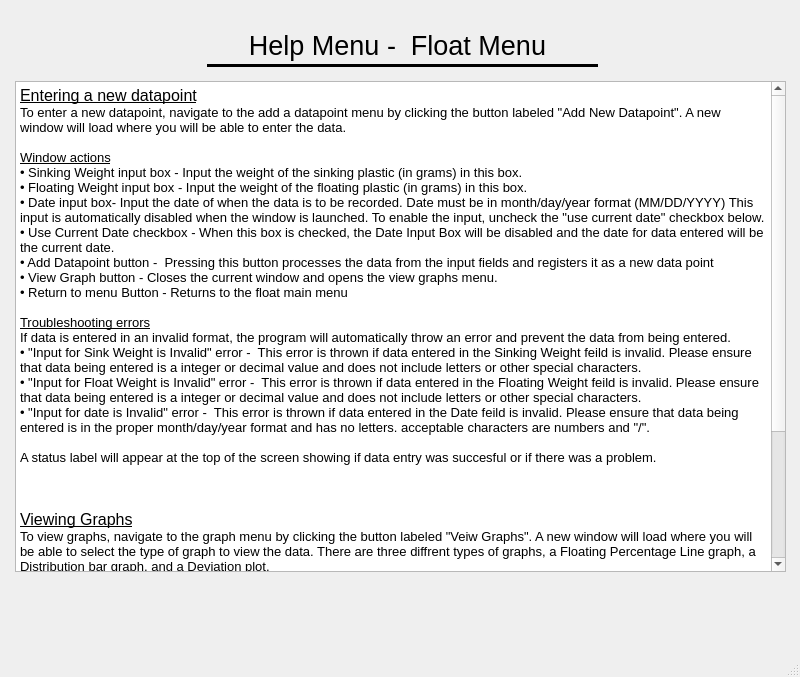
Qt form floatHelp.ui (lulamae12/IAProject) before a commit.
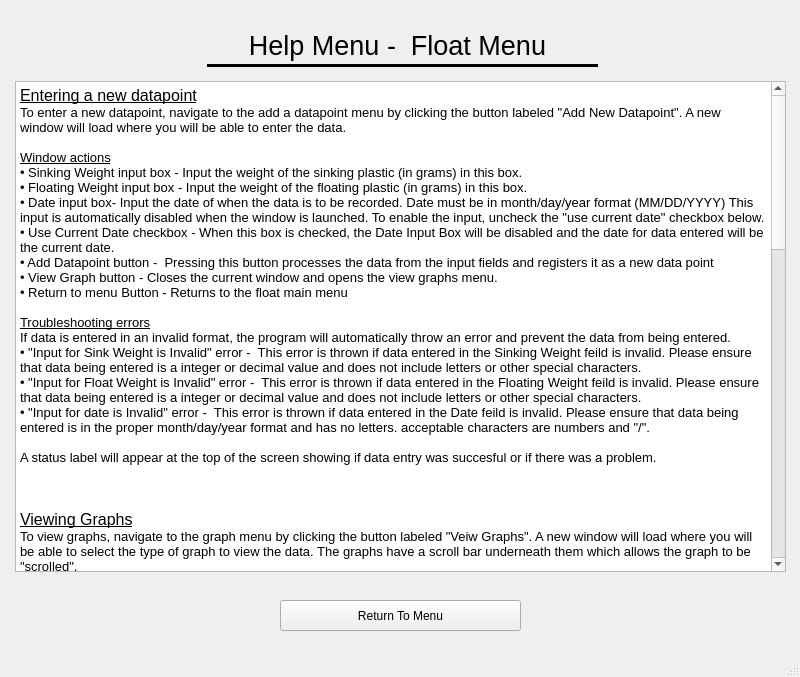
The same form after that commit.

Commit message: created help menu for floating

Patch:
```diff
--- a/floatHelp.ui
+++ b/floatHelp.ui
@@ -91,11 +91,87 @@
 &lt;p style=&quot; margin-top:0px; margin-bottom:0px; margin-left:0px; margin-right:0px; -qt-block-indent:0; text-indent:0px;&quot;&gt;&lt;span style=&quot; font-size:10pt;&quot;&gt; &lt;/span&gt;&lt;/p&gt;
 &lt;p style=&quot;-qt-paragraph-type:empty; margin-top:0px; margin-bottom:0px; margin-left:0px; margin-right:0px; -qt-block-indent:0; text-indent:0px; font-size:10pt;&quot;&gt;&lt;br /&gt;&lt;/p&gt;
 &lt;p style=&quot; margin-top:0px; margin-bottom:0px; margin-left:0px; margin-right:0px; -qt-block-indent:0; text-indent:0px;&quot;&gt;&lt;span style=&quot; font-size:12pt; text-decoration: underline;&quot;&gt;Viewing Graphs&lt;/span&gt;&lt;/p&gt;
-&lt;p style=&quot; margin-top:0px; margin-bottom:0px; margin-left:0px; margin-right:0px; -qt-block-indent:0; text-indent:0px;&quot;&gt;&lt;span style=&quot; font-size:10pt;&quot;&gt;To view graphs, navigate to the graph menu by clicking the button labeled &amp;quot;Veiw Graphs&amp;quot;. A new window will load where you will be able to select the type of graph to view the data. There are three diffrent types of graphs, a Floating Percentage Line graph, a Distribution bar graph, and a Deviation plot.&lt;/span&gt;&lt;/p&gt;
+&lt;p style=&quot; margin-top:0px; margin-bottom:0px; margin-left:0px; margin-right:0px; -qt-block-indent:0; text-indent:0px;&quot;&gt;&lt;span style=&quot; font-size:10pt;&quot;&gt;To view graphs, navigate to the graph menu by clicking the button labeled &amp;quot;Veiw Graphs&amp;quot;. A new window will load where you will be able to select the type of graph to view the data. The graphs have a scroll bar underneath them which allows the graph to be &amp;quot;scrolled&amp;quot;.&lt;/span&gt;&lt;/p&gt;
 &lt;p style=&quot;-qt-paragraph-type:empty; margin-top:0px; margin-bottom:0px; margin-left:0px; margin-right:0px; -qt-block-indent:0; text-indent:0px; font-size:10pt;&quot;&gt;&lt;br /&gt;&lt;/p&gt;
-&lt;p style=&quot; margin-top:0px; margin-bottom:0px; margin-left:0px; margin-right:0px; -qt-block-indent:0; text-indent:0px;&quot;&gt;&lt;span style=&quot; font-size:10pt; text-decoration: underline;&quot;&gt;Floating Percentage Line Graph&lt;/span&gt;&lt;/p&gt;
-&lt;p style=&quot;-qt-paragraph-type:empty; margin-top:0px; margin-bottom:0px; margin-left:0px; margin-right:0px; -qt-block-indent:0; text-indent:0px; font-size:10pt; text-decoration: underline;&quot;&gt;&lt;br /&gt;&lt;/p&gt;
-&lt;p style=&quot;-qt-paragraph-type:empty; margin-top:0px; margin-bottom:0px; margin-left:0px; margin-right:0px; -qt-block-indent:0; text-indent:0px; font-size:10pt; text-decoration: underline;&quot;&gt;&lt;br /&gt;&lt;/p&gt;
+&lt;p style=&quot; margin-top:0px; margin-bottom:0px; margin-left:0px; margin-right:0px; -qt-block-indent:0; text-indent:0px;&quot;&gt;&lt;span style=&quot; font-size:10pt;&quot;&gt;There are three diffrent types of graphs, a Floating Percentage Line graph, a Distribution bar graph, and a Deviation plot.&lt;/span&gt;&lt;/p&gt;
+&lt;p style=&quot;-qt-paragraph-type:empty; margin-top:0px; margin-bottom:0px; margin-left:0px; margin-right:0px; -qt-block-indent:0; text-indent:0px; font-size:10pt;&quot;&gt;&lt;br /&gt;&lt;/p&gt;
+&lt;p style=&quot;-qt-paragraph-type:empty; margin-top:0px; margin-bottom:0px; margin-left:0px; margin-right:0px; -qt-block-indent:0; text-indent:0px; font-size:10pt;&quot;&gt;&lt;br /&gt;&lt;/p&gt;
+&lt;p style=&quot;-qt-paragraph-type:empty; margin-top:0px; margin-bottom:0px; margin-left:0px; margin-right:0px; -qt-block-indent:0; text-indent:0px; font-size:10pt;&quot;&gt;&lt;br /&gt;&lt;/p&gt;
+&lt;p style=&quot;-qt-paragraph-type:empty; margin-top:0px; margin-bottom:0px; margin-left:0px; margin-right:0px; -qt-block-indent:0; text-indent:0px; font-size:10pt;&quot;&gt;&lt;br /&gt;&lt;/p&gt;
+&lt;p style=&quot; margin-top:0px; margin-bottom:0px; margin-left:0px; margin-right:0px; -qt-block-indent:0; text-indent:0px;&quot;&gt;&lt;span style=&quot; font-size:12pt; text-decoration: underline;&quot;&gt;Viewing and Removing Data&lt;/span&gt;&lt;/p&gt;
+&lt;p style=&quot; margin-top:0px; margin-bottom:0px; margin-left:0px; margin-right:0px; -qt-block-indent:0; text-indent:0px;&quot;&gt;&lt;span style=&quot; font-size:10pt;&quot;&gt;To view a list of datapoints, or to remove a specific point, click the button labeled: &amp;quot;View and Edit Datapoints&amp;quot; from the main menu.&lt;/span&gt;&lt;/p&gt;
+&lt;p style=&quot;-qt-paragraph-type:empty; margin-top:0px; margin-bottom:0px; margin-left:0px; margin-right:0px; -qt-block-indent:0; text-indent:0px; font-size:10pt;&quot;&gt;&lt;br /&gt;&lt;/p&gt;
+&lt;p style=&quot; margin-top:0px; margin-bottom:0px; margin-left:0px; margin-right:0px; -qt-block-indent:0; text-indent:0px;&quot;&gt;&lt;span style=&quot; font-size:10pt; text-decoration: underline;&quot;&gt;Window actions&lt;/span&gt;&lt;/p&gt;
+&lt;p style=&quot; margin-top:0px; margin-bottom:0px; margin-left:0px; margin-right:0px; -qt-block-indent:0; text-indent:0px;&quot;&gt;&lt;span style=&quot; font-size:10pt;&quot;&gt;• Remove Selected Entry button - Begins the removal process.&lt;/span&gt;&lt;/p&gt;
+&lt;p style=&quot; margin-top:0px; margin-bottom:0px; margin-left:0px; margin-right:0px; -qt-block-indent:0; text-indent:0px;&quot;&gt;&lt;span style=&quot; font-size:10pt;&quot;&gt;• Return To Menu button - Returns user to the float menu.&lt;/span&gt;&lt;/p&gt;
+&lt;p style=&quot;-qt-paragraph-type:empty; margin-top:0px; margin-bottom:0px; margin-left:0px; margin-right:0px; -qt-block-indent:0; text-indent:0px; font-size:10pt;&quot;&gt;&lt;br /&gt;&lt;/p&gt;
+&lt;p style=&quot;-qt-paragraph-type:empty; margin-top:0px; margin-bottom:0px; margin-left:0px; margin-right:0px; -qt-block-indent:0; text-indent:0px; font-size:10pt;&quot;&gt;&lt;br /&gt;&lt;/p&gt;
+&lt;p style=&quot; margin-top:0px; margin-bottom:0px; margin-left:0px; margin-right:0px; -qt-block-indent:0; text-indent:0px;&quot;&gt;&lt;span style=&quot; font-size:10pt; text-decoration: underline;&quot;&gt;Removing Specific Datapoints&lt;/span&gt;&lt;/p&gt;
+&lt;p style=&quot; margin-top:0px; margin-bottom:0px; margin-left:0px; margin-right:0px; -qt-block-indent:0; text-indent:0px;&quot;&gt;&lt;span style=&quot; font-size:10pt;&quot;&gt;To remove a specific datapoint, follow these instructions.&lt;/span&gt;&lt;/p&gt;
+&lt;p style=&quot; margin-top:0px; margin-bottom:0px; margin-left:0px; margin-right:0px; -qt-block-indent:0; text-indent:0px;&quot;&gt;&lt;span style=&quot; font-size:10pt;&quot;&gt;1. Select the datapoint from the list by clicking on it so that it is highlighted.&lt;/span&gt;&lt;/p&gt;
+&lt;p style=&quot; margin-top:0px; margin-bottom:0px; margin-left:0px; margin-right:0px; -qt-block-indent:0; text-indent:0px;&quot;&gt;&lt;span style=&quot; font-size:10pt;&quot;&gt;2. Click the button labeled &amp;quot;Remoce Selected Entry&amp;quot;&lt;/span&gt;&lt;/p&gt;
+&lt;p style=&quot; margin-top:0px; margin-bottom:0px; margin-left:0px; margin-right:0px; -qt-block-indent:0; text-indent:0px;&quot;&gt;&lt;span style=&quot; font-size:10pt;&quot;&gt;3. Confirm by clicking the &amp;quot;Yes&amp;quot; button&lt;/span&gt;&lt;/p&gt;
+&lt;p style=&quot;-qt-paragraph-type:empty; margin-top:0px; margin-bottom:0px; margin-left:0px; margin-right:0px; -qt-block-indent:0; text-indent:0px; font-size:10pt;&quot;&gt;&lt;br /&gt;&lt;/p&gt;
+&lt;p style=&quot; margin-top:0px; margin-bottom:0px; margin-left:0px; margin-right:0px; -qt-block-indent:0; text-indent:0px;&quot;&gt;&lt;span style=&quot; font-size:10pt;&quot;&gt;The entry should now be removed.&lt;/span&gt;&lt;/p&gt;
+&lt;p style=&quot;-qt-paragraph-type:empty; margin-top:0px; margin-bottom:0px; margin-left:0px; margin-right:0px; -qt-block-indent:0; text-indent:0px; font-size:10pt;&quot;&gt;&lt;br /&gt;&lt;/p&gt;
+&lt;p style=&quot; margin-top:0px; margin-bottom:0px; margin-left:0px; margin-right:0px; -qt-block-indent:0; text-indent:0px;&quot;&gt;&lt;span style=&quot; font-size:12pt; text-decoration: underline;&quot;&gt;Float Settings&lt;/span&gt;&lt;/p&gt;
+&lt;p style=&quot; margin-top:0px; margin-bottom:0px; margin-left:0px; margin-right:0px; -qt-block-indent:0; text-indent:0px;&quot;&gt;&lt;span style=&quot; font-size:10pt;&quot;&gt;To access the settings menu for floating data, click the button labeled &amp;quot;Settings&amp;quot; from the float menu.&lt;/span&gt;&lt;/p&gt;
+&lt;p style=&quot;-qt-paragraph-type:empty; margin-top:0px; margin-bottom:0px; margin-left:0px; margin-right:0px; -qt-block-indent:0; text-indent:0px; font-size:10pt;&quot;&gt;&lt;br /&gt;&lt;/p&gt;
+&lt;p style=&quot; margin-top:0px; margin-bottom:0px; margin-left:0px; margin-right:0px; -qt-block-indent:0; text-indent:0px;&quot;&gt;&lt;span style=&quot; font-size:10pt; text-decoration: underline;&quot;&gt;Window actions&lt;/span&gt;&lt;/p&gt;
+&lt;p style=&quot; margin-top:0px; margin-bottom:0px; margin-left:0px; margin-right:0px; -qt-block-indent:0; text-indent:0px;&quot;&gt;&lt;span style=&quot; font-size:10pt;&quot;&gt;• Upper Control Limit Target input box - Input a value for the upper control limit, confirm it by pressing &amp;quot;set&amp;quot;.&lt;/span&gt;&lt;/p&gt;
+&lt;p style=&quot; margin-top:0px; margin-bottom:0px; margin-left:0px; margin-right:0px; -qt-block-indent:0; text-indent:0px;&quot;&gt;&lt;span style=&quot; font-size:10pt;&quot;&gt;• Export Data button - Exports data to a .SSG file.&lt;/span&gt;&lt;/p&gt;
+&lt;p style=&quot; margin-top:0px; margin-bottom:0px; margin-left:0px; margin-right:0px; -qt-block-indent:0; text-indent:0px;&quot;&gt;&lt;span style=&quot; font-size:10pt;&quot;&gt;• Import Data button - Allows data from an .SSG file to be imported.&lt;/span&gt;&lt;/p&gt;
+&lt;p style=&quot; margin-top:0px; margin-bottom:0px; margin-left:0px; margin-right:0px; -qt-block-indent:0; text-indent:0px;&quot;&gt;&lt;span style=&quot; font-size:10pt;&quot;&gt;• Create Data backup button - Creates a backup of all data in .SSG format.&lt;/span&gt;&lt;/p&gt;
+&lt;p style=&quot; margin-top:0px; margin-bottom:0px; margin-left:0px; margin-right:0px; -qt-block-indent:0; text-indent:0px;&quot;&gt;&lt;span style=&quot; font-size:10pt;&quot;&gt;• Reset all Floating Data button - Resets all floating data and creates a backup just in case.&lt;/span&gt;&lt;/p&gt;
+&lt;p style=&quot; margin-top:0px; margin-bottom:0px; margin-left:0px; margin-right:0px; -qt-block-indent:0; text-indent:0px;&quot;&gt;&lt;span style=&quot; font-size:10pt;&quot;&gt;• Return to menu button - Returns user to the float menu.&lt;/span&gt;&lt;/p&gt;
+&lt;p style=&quot;-qt-paragraph-type:empty; margin-top:0px; margin-bottom:0px; margin-left:0px; margin-right:0px; -qt-block-indent:0; text-indent:0px; font-size:10pt;&quot;&gt;&lt;br /&gt;&lt;/p&gt;
+&lt;p style=&quot; margin-top:0px; margin-bottom:0px; margin-left:0px; margin-right:0px; -qt-block-indent:0; text-indent:0px;&quot;&gt;&lt;span style=&quot; font-size:10pt; text-decoration: underline;&quot;&gt;Exporting Data&lt;/span&gt;&lt;/p&gt;
+&lt;p style=&quot; margin-top:0px; margin-bottom:0px; margin-left:0px; margin-right:0px; -qt-block-indent:0; text-indent:0px;&quot;&gt;&lt;span style=&quot; font-size:10pt;&quot;&gt;To export data in .SSG format, follow these instructions.&lt;/span&gt;&lt;/p&gt;
+&lt;p style=&quot; margin-top:0px; margin-bottom:0px; margin-left:0px; margin-right:0px; -qt-block-indent:0; text-indent:0px;&quot;&gt;&lt;span style=&quot; font-size:10pt;&quot;&gt;1. Click the button labeled &amp;quot;Export Data&amp;quot;&lt;/span&gt;&lt;/p&gt;
+&lt;p style=&quot; margin-top:0px; margin-bottom:0px; margin-left:0px; margin-right:0px; -qt-block-indent:0; text-indent:0px;&quot;&gt;&lt;span style=&quot; font-size:10pt;&quot;&gt;2. A file will be created in directory shown.&lt;/span&gt;&lt;/p&gt;
+&lt;p style=&quot;-qt-paragraph-type:empty; margin-top:0px; margin-bottom:0px; margin-left:0px; margin-right:0px; -qt-block-indent:0; text-indent:0px; font-size:10pt;&quot;&gt;&lt;br /&gt;&lt;/p&gt;
+&lt;p style=&quot; margin-top:0px; margin-bottom:0px; margin-left:0px; margin-right:0px; -qt-block-indent:0; text-indent:0px;&quot;&gt;&lt;span style=&quot; font-size:10pt; text-decoration: underline;&quot;&gt;Importing Data&lt;/span&gt;&lt;/p&gt;
+&lt;p style=&quot; margin-top:0px; margin-bottom:0px; margin-left:0px; margin-right:0px; -qt-block-indent:0; text-indent:0px;&quot;&gt;&lt;span style=&quot; font-size:10pt;&quot;&gt;To import data from a  .SSG file, follow these instructions.&lt;/span&gt;&lt;/p&gt;
+&lt;p style=&quot; margin-top:0px; margin-bottom:0px; margin-left:0px; margin-right:0px; -qt-block-indent:0; text-indent:0px;&quot;&gt;&lt;span style=&quot; font-size:10pt;&quot;&gt;1. Click the button labeled &amp;quot;Import Data&amp;quot;&lt;/span&gt;&lt;/p&gt;
+&lt;p style=&quot; margin-top:0px; margin-bottom:0px; margin-left:0px; margin-right:0px; -qt-block-indent:0; text-indent:0px;&quot;&gt;&lt;span style=&quot; font-size:10pt;&quot;&gt;2. A file browser will be opened, navigate to your .SSG file and click it to select it.&lt;/span&gt;&lt;/p&gt;
+&lt;p style=&quot; margin-top:0px; margin-bottom:0px; margin-left:0px; margin-right:0px; -qt-block-indent:0; text-indent:0px;&quot;&gt;&lt;span style=&quot; font-size:10pt;&quot;&gt;3. Click the &amp;quot;Open&amp;quot; Button.&lt;/span&gt;&lt;/p&gt;
+&lt;p style=&quot; margin-top:0px; margin-bottom:0px; margin-left:0px; margin-right:0px; -qt-block-indent:0; text-indent:0px;&quot;&gt;&lt;span style=&quot; font-size:10pt;&quot;&gt;4. Confirm your decision.&lt;/span&gt;&lt;/p&gt;
+&lt;p style=&quot; margin-top:0px; margin-bottom:0px; margin-left:0px; margin-right:0px; -qt-block-indent:0; text-indent:0px;&quot;&gt;&lt;span style=&quot; font-size:10pt;&quot;&gt;5. Your data should now be imported.&lt;/span&gt;&lt;/p&gt;
+&lt;p style=&quot;-qt-paragraph-type:empty; margin-top:0px; margin-bottom:0px; margin-left:0px; margin-right:0px; -qt-block-indent:0; text-indent:0px; font-size:10pt;&quot;&gt;&lt;br /&gt;&lt;/p&gt;
+&lt;p style=&quot; margin-top:0px; margin-bottom:0px; margin-left:0px; margin-right:0px; -qt-block-indent:0; text-indent:0px;&quot;&gt;&lt;span style=&quot; font-size:10pt; text-decoration: underline;&quot;&gt;Creating a Data Backup&lt;/span&gt;&lt;/p&gt;
+&lt;p style=&quot; margin-top:0px; margin-bottom:0px; margin-left:0px; margin-right:0px; -qt-block-indent:0; text-indent:0px;&quot;&gt;&lt;span style=&quot; font-size:10pt;&quot;&gt;To create a data backup, follow these instructions.&lt;/span&gt;&lt;/p&gt;
+&lt;p style=&quot; margin-top:0px; margin-bottom:0px; margin-left:0px; margin-right:0px; -qt-block-indent:0; text-indent:0px;&quot;&gt;&lt;span style=&quot; font-size:10pt;&quot;&gt;1. Click the button labeled &amp;quot;Create a Data Backup&amp;quot;. &lt;/span&gt;&lt;/p&gt;
+&lt;p style=&quot; margin-top:0px; margin-bottom:0px; margin-left:0px; margin-right:0px; -qt-block-indent:0; text-indent:0px;&quot;&gt;&lt;span style=&quot; font-size:10pt;&quot;&gt;2. Confirm that you would like to create a backup.&lt;/span&gt;&lt;/p&gt;
+&lt;p style=&quot; margin-top:0px; margin-bottom:0px; margin-left:0px; margin-right:0px; -qt-block-indent:0; text-indent:0px;&quot;&gt;&lt;span style=&quot; font-size:10pt;&quot;&gt;3. A backup should be created.&lt;/span&gt;&lt;/p&gt;
+&lt;p style=&quot;-qt-paragraph-type:empty; margin-top:0px; margin-bottom:0px; margin-left:0px; margin-right:0px; -qt-block-indent:0; text-indent:0px; font-size:10pt;&quot;&gt;&lt;br /&gt;&lt;/p&gt;
+&lt;p style=&quot; margin-top:0px; margin-bottom:0px; margin-left:0px; margin-right:0px; -qt-block-indent:0; text-indent:0px;&quot;&gt;&lt;span style=&quot; font-size:10pt; text-decoration: underline;&quot;&gt;Reset all Floating Data&lt;/span&gt;&lt;/p&gt;
+&lt;p style=&quot; margin-top:0px; margin-bottom:0px; margin-left:0px; margin-right:0px; -qt-block-indent:0; text-indent:0px;&quot;&gt;&lt;span style=&quot; font-size:10pt;&quot;&gt;To reset all floating data, follow these instructions.&lt;/span&gt;&lt;/p&gt;
+&lt;p style=&quot; margin-top:0px; margin-bottom:0px; margin-left:0px; margin-right:0px; -qt-block-indent:0; text-indent:0px;&quot;&gt;&lt;span style=&quot; font-size:10pt;&quot;&gt;1. Click the button labeled &amp;quot;Reset All Floating Data&amp;quot;.&lt;/span&gt;&lt;/p&gt;
+&lt;p style=&quot; margin-top:0px; margin-bottom:0px; margin-left:0px; margin-right:0px; -qt-block-indent:0; text-indent:0px;&quot;&gt;&lt;span style=&quot; font-size:10pt;&quot;&gt;2. Confirm that you would like to proceed.&lt;/span&gt;&lt;/p&gt;
+&lt;p style=&quot; margin-top:0px; margin-bottom:0px; margin-left:0px; margin-right:0px; -qt-block-indent:0; text-indent:0px;&quot;&gt;&lt;span style=&quot; font-size:10pt;&quot;&gt;3. Confrim your confirmation.&lt;/span&gt;&lt;/p&gt;
+&lt;p style=&quot; margin-top:0px; margin-bottom:0px; margin-left:0px; margin-right:0px; -qt-block-indent:0; text-indent:0px;&quot;&gt;&lt;span style=&quot; font-size:10pt;&quot;&gt;4. A safety backup will be created and all existing data will be destroyed.&lt;/span&gt;&lt;/p&gt;
+&lt;p style=&quot;-qt-paragraph-type:empty; margin-top:0px; margin-bottom:0px; margin-left:0px; margin-right:0px; -qt-block-indent:0; text-indent:0px; font-size:10pt;&quot;&gt;&lt;br /&gt;&lt;/p&gt;
+&lt;p style=&quot; margin-top:0px; margin-bottom:0px; margin-left:0px; margin-right:0px; -qt-block-indent:0; text-indent:0px;&quot;&gt;&lt;span style=&quot; font-size:10pt;&quot;&gt; &lt;/span&gt;&lt;/p&gt;
+&lt;p style=&quot;-qt-paragraph-type:empty; margin-top:0px; margin-bottom:0px; margin-left:0px; margin-right:0px; -qt-block-indent:0; text-indent:0px; font-size:10pt;&quot;&gt;&lt;br /&gt;&lt;/p&gt;
+&lt;p style=&quot; margin-top:0px; margin-bottom:0px; margin-left:0px; margin-right:0px; -qt-block-indent:0; text-indent:0px;&quot;&gt;&lt;span style=&quot; font-size:12pt; text-decoration: underline;&quot;&gt;Help Menu&lt;/span&gt;&lt;/p&gt;
+&lt;p style=&quot; margin-top:0px; margin-bottom:0px; margin-left:0px; margin-right:0px; -qt-block-indent:0; text-indent:0px;&quot;&gt;&lt;span style=&quot; font-size:10pt;&quot;&gt;To enter the help menu (this menu), click the button labeled &amp;quot;Help Menu&amp;quot;&lt;/span&gt;&lt;/p&gt;
+&lt;p style=&quot; margin-top:0px; margin-bottom:0px; margin-left:0px; margin-right:0px; -qt-block-indent:0; text-indent:0px;&quot;&gt;&lt;span style=&quot; font-size:10pt;&quot;&gt;To exit the help menu, click the button labeled, &amp;quot;Return to menu&amp;quot;.&lt;/span&gt;&lt;/p&gt;
+&lt;p style=&quot;-qt-paragraph-type:empty; margin-top:0px; margin-bottom:0px; margin-left:0px; margin-right:0px; -qt-block-indent:0; text-indent:0px; font-size:10pt;&quot;&gt;&lt;br /&gt;&lt;/p&gt;
+&lt;p style=&quot;-qt-paragraph-type:empty; margin-top:0px; margin-bottom:0px; margin-left:0px; margin-right:0px; -qt-block-indent:0; text-indent:0px; font-size:10pt;&quot;&gt;&lt;br /&gt;&lt;/p&gt;
+&lt;p style=&quot;-qt-paragraph-type:empty; margin-top:0px; margin-bottom:0px; margin-left:0px; margin-right:0px; -qt-block-indent:0; text-indent:0px; font-size:10pt;&quot;&gt;&lt;br /&gt;&lt;/p&gt;
+&lt;p style=&quot;-qt-paragraph-type:empty; margin-top:0px; margin-bottom:0px; margin-left:0px; margin-right:0px; -qt-block-indent:0; text-indent:0px; font-size:10pt;&quot;&gt;&lt;br /&gt;&lt;/p&gt;
+&lt;p style=&quot;-qt-paragraph-type:empty; margin-top:0px; margin-bottom:0px; margin-left:0px; margin-right:0px; -qt-block-indent:0; text-indent:0px; font-size:10pt;&quot;&gt;&lt;br /&gt;&lt;/p&gt;
+&lt;p style=&quot;-qt-paragraph-type:empty; margin-top:0px; margin-bottom:0px; margin-left:0px; margin-right:0px; -qt-block-indent:0; text-indent:0px; font-size:10pt;&quot;&gt;&lt;br /&gt;&lt;/p&gt;
+&lt;p style=&quot;-qt-paragraph-type:empty; margin-top:0px; margin-bottom:0px; margin-left:0px; margin-right:0px; -qt-block-indent:0; text-indent:0px; font-size:10pt;&quot;&gt;&lt;br /&gt;&lt;/p&gt;
+&lt;p style=&quot;-qt-paragraph-type:empty; margin-top:0px; margin-bottom:0px; margin-left:0px; margin-right:0px; -qt-block-indent:0; text-indent:0px; font-size:10pt;&quot;&gt;&lt;br /&gt;&lt;/p&gt;
+&lt;p style=&quot;-qt-paragraph-type:empty; margin-top:0px; margin-bottom:0px; margin-left:0px; margin-right:0px; -qt-block-indent:0; text-indent:0px; font-size:10pt;&quot;&gt;&lt;br /&gt;&lt;/p&gt;
+&lt;p style=&quot;-qt-paragraph-type:empty; margin-top:0px; margin-bottom:0px; margin-left:0px; margin-right:0px; -qt-block-indent:0; text-indent:0px; font-size:10pt;&quot;&gt;&lt;br /&gt;&lt;/p&gt;
+&lt;p style=&quot;-qt-paragraph-type:empty; margin-top:0px; margin-bottom:0px; margin-left:0px; margin-right:0px; -qt-block-indent:0; text-indent:0px; font-size:10pt;&quot;&gt;&lt;br /&gt;&lt;/p&gt;
+&lt;p style=&quot;-qt-paragraph-type:empty; margin-top:0px; margin-bottom:0px; margin-left:0px; margin-right:0px; -qt-block-indent:0; text-indent:0px; font-size:10pt;&quot;&gt;&lt;br /&gt;&lt;/p&gt;
+&lt;p style=&quot;-qt-paragraph-type:empty; margin-top:0px; margin-bottom:0px; margin-left:0px; margin-right:0px; -qt-block-indent:0; text-indent:0px; font-size:10pt;&quot;&gt;&lt;br /&gt;&lt;/p&gt;
+&lt;p style=&quot;-qt-paragraph-type:empty; margin-top:0px; margin-bottom:0px; margin-left:0px; margin-right:0px; -qt-block-indent:0; text-indent:0px; font-size:12pt;&quot;&gt;&lt;br /&gt;&lt;/p&gt;
+&lt;p style=&quot;-qt-paragraph-type:empty; margin-top:0px; margin-bottom:0px; margin-left:0px; margin-right:0px; -qt-block-indent:0; text-indent:0px; font-size:10pt;&quot;&gt;&lt;br /&gt;&lt;/p&gt;
+&lt;p style=&quot;-qt-paragraph-type:empty; margin-top:0px; margin-bottom:0px; margin-left:0px; margin-right:0px; -qt-block-indent:0; text-indent:0px;&quot;&gt;&lt;br /&gt;&lt;/p&gt;
 &lt;p style=&quot;-qt-paragraph-type:empty; margin-top:0px; margin-bottom:0px; margin-left:0px; margin-right:0px; -qt-block-indent:0; text-indent:0px; font-size:10pt;&quot;&gt;&lt;br /&gt;&lt;/p&gt;
 &lt;p style=&quot;-qt-paragraph-type:empty; margin-top:0px; margin-bottom:0px; margin-left:0px; margin-right:0px; -qt-block-indent:0; text-indent:0px; font-size:10pt;&quot;&gt;&lt;br /&gt;&lt;/p&gt;
 &lt;p style=&quot;-qt-paragraph-type:empty; margin-top:0px; margin-bottom:0px; margin-left:0px; margin-right:0px; -qt-block-indent:0; text-indent:0px; font-size:10pt;&quot;&gt;&lt;br /&gt;&lt;/p&gt;
@@ -105,6 +181,19 @@
 &lt;p style=&quot;-qt-paragraph-type:empty; margin-top:0px; margin-bottom:0px; margin-left:0px; margin-right:0px; -qt-block-indent:0; text-indent:0px; font-size:16pt;&quot;&gt;&lt;br /&gt;&lt;/p&gt;&lt;/body&gt;&lt;/html&gt;</string>
     </property>
    </widget>
+   <widget class="QPushButton" name="returnToMenuButton">
+    <property name="geometry">
+     <rect>
+      <x>280</x>
+      <y>600</y>
+      <width>241</width>
+      <height>31</height>
+     </rect>
+    </property>
+    <property name="text">
+     <string>Return To Menu</string>
+    </property>
+   </widget>
   </widget>
   <widget class="QMenuBar" name="menubar">
    <property name="geometry">
```
The commit also changes 7 other files.
